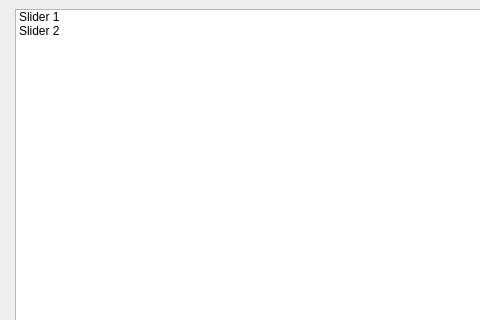
atdyer/adcircSubdomainTool, file Widgets/ShaderOptionsStackedWidget.ui: the form before one commit; both pictures show x 0 to 480 and y 0 to 320 of the 704 by 529 pixel window.
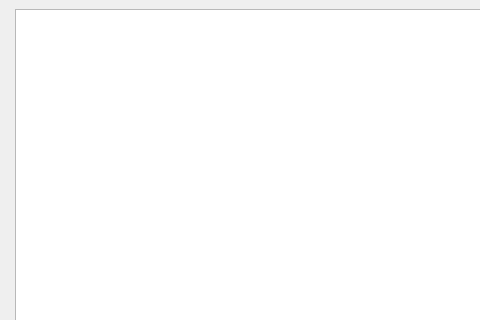
The form after the commit. Custom widgets are drawn as their Qt base class.

Commit message: Started setting up signals/slots from GradientSliderWidget and user interface

What changed in the file:
```diff
--- a/Widgets/ShaderOptionsStackedWidget.ui
+++ b/Widgets/ShaderOptionsStackedWidget.ui
@@ -253,18 +253,7 @@
     <item>
      <layout class="QVBoxLayout" name="verticalLayout">
       <item>
-       <widget class="QListWidget" name="listWidget">
-        <item>
-         <property name="text">
-          <string>Slider 1</string>
-         </property>
-        </item>
-        <item>
-         <property name="text">
-          <string>Slider 2</string>
-         </property>
-        </item>
-       </widget>
+       <widget class="QListWidget" name="sliderList"/>
       </item>
       <item>
        <widget class="QPushButton" name="pushButton">
@@ -344,6 +333,11 @@
    <header>Widgets/ColorWidgets/GradientSliderWidget.h</header>
    <container>1</container>
   </customwidget>
+  <customwidget>
+   <class>ColorButton</class>
+   <extends>QToolButton</extends>
+   <header>Widgets/ColorWidgets/ColorButton.h</header>
+  </customwidget>
  </customwidgets>
  <resources/>
  <connections/>
```
Left out of the diff: 6 changed lines with no effect on the pictures. The commit also changes 4 other files.
